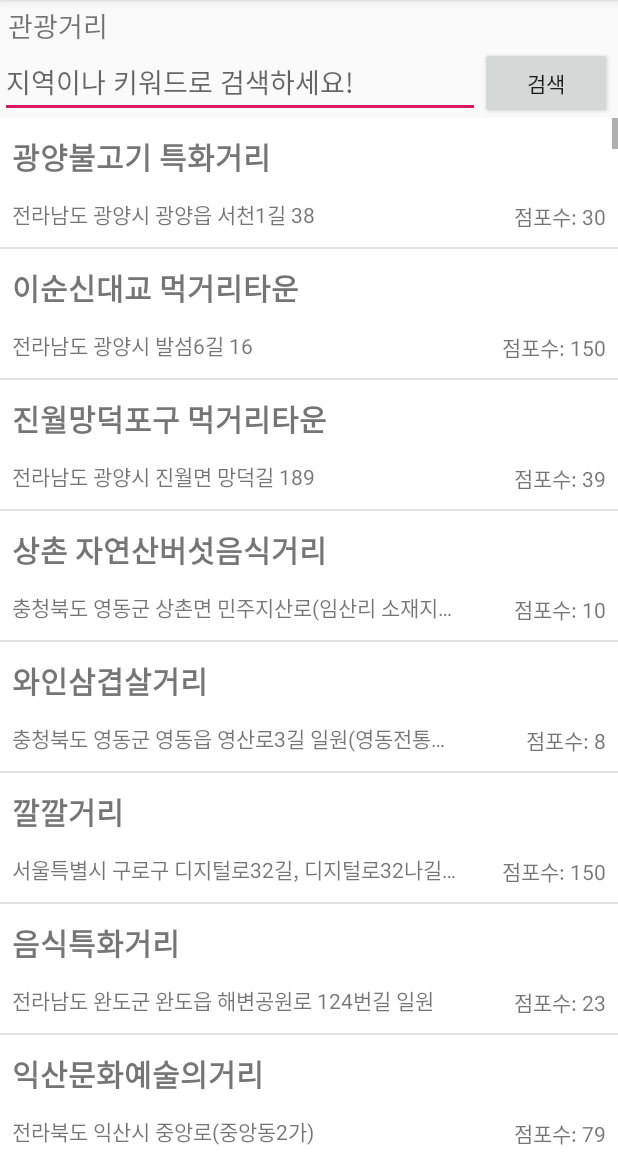
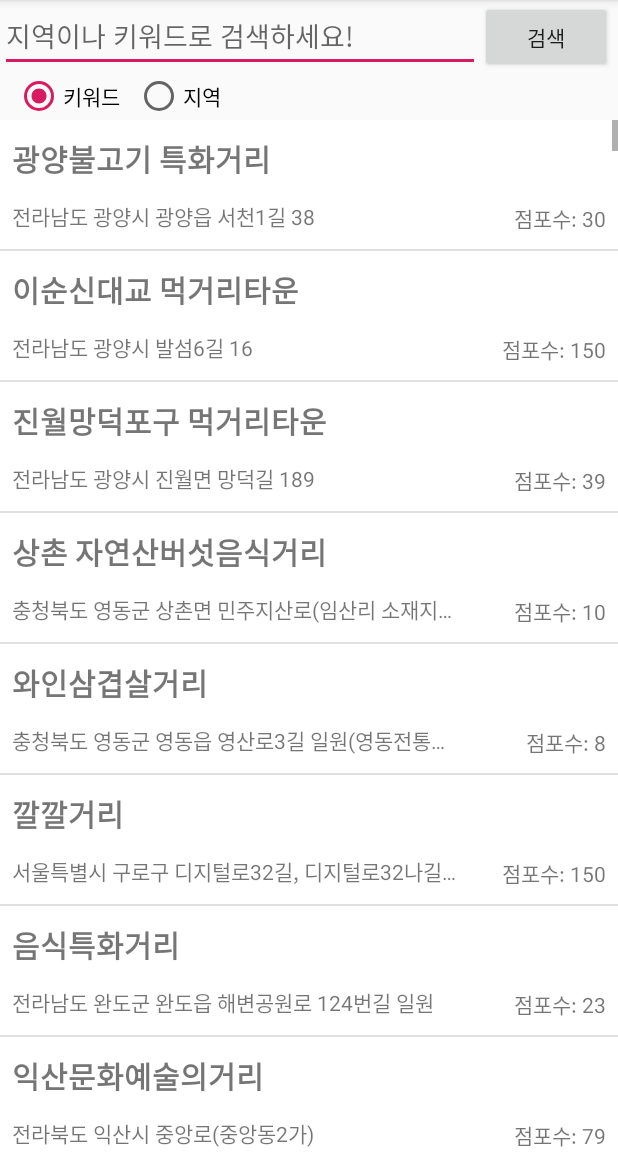
Before and after one commit to yejineer/Study, an Android app: the screen it shows after launch (MainActivity), after a tap on "검색", on a phone screen of 412 x 824 dp, the part 84-1236 px from its top. Run offline under Robolectric (Android 15) with nearby library versions, the phone set to English and light mode, and no system bars.

Commit message:
final_project: Create radiobutton in activity_main.xml and Enable searching street by keyword or area

```diff
--- a/final_project/app/src/main/java/ddwu/mobile/final_project/ma02_20170964/MainActivity.java
+++ b/final_project/app/src/main/java/ddwu/mobile/final_project/ma02_20170964/MainActivity.java
@@ -11,6 +11,8 @@ import android.view.View;
 import android.widget.AdapterView;
 import android.widget.EditText;
 import android.widget.ListView;
+import android.widget.RadioButton;
+import android.widget.RadioGroup;
 import android.widget.Toast;
 
 import java.io.BufferedReader;
@@ -31,6 +33,8 @@ public class MainActivity extends AppCompatActivity {
 
     StreetDBHelper helper;
     Cursor cursor;
+
+    RadioButton radioButton;
 
     @Override
     protected void onCreate(Bundle savedInstanceState) {
@@ -67,14 +71,32 @@ public class MainActivity extends AppCompatActivity {
 //                startActivity(intent);
             }
         });
+
+        RadioGroup radioGroup = (RadioGroup)findViewById(R.id.radioGroup);
+        radioButton = (RadioButton)findViewById(R.id.radio_keyword);
+
+        radioGroup.setOnCheckedChangeListener(new RadioGroup.OnCheckedChangeListener() {
+            @Override
+            public void onCheckedChanged(RadioGroup group, int checkedId) {
+                switch (checkedId){
+                    case R.id.radio_keyword:
+                        radioButton = (RadioButton)findViewById(R.id.radio_keyword);
+                        break;
+                    case R.id.radio_area:
+                        radioButton = (RadioButton)findViewById(R.id.radio_area);
+                        break;
+                }
+            }
+        });
+
     }
 
     public void onClick(View v) {
         switch (v.getId()) {
             case R.id.btnSearch:
-                String search_keyword = etTarget.getText().toString().trim();
-                Toast.makeText(this, "clicked!" + search_keyword, Toast.LENGTH_SHORT).show();
-                searchStreets(search_keyword);
+                String input = etTarget.getText().toString().trim();
+                Toast.makeText(this, "clicked!" + input, Toast.LENGTH_SHORT).show();
+                searchStreets(input, radioButton);
                 break;
         }
     }
@@ -99,12 +121,18 @@ public class MainActivity extends AppCompatActivity {
         if (cursor != null) cursor.close();
     }
 
-    private void searchStreets(String keyword) {
+    private void searchStreets(String keyword, RadioButton radioButton) {
 //        DB에서 데이터를 읽어와 Adapter에 설정
         SQLiteDatabase db = helper.getReadableDatabase();
-        Log.d(TAG, "readAllStreet들어옴. query 실행 전");
-        cursor = db.rawQuery("select * from " + StreetDBHelper.TABLE_NAME + " where " + StreetDBHelper.COL_NAME +
-                                " LIKE '%" + keyword + "%'", null);
+
+        if (radioButton.getId() == R.id.radio_keyword) {
+            cursor = db.rawQuery("select * from " + StreetDBHelper.TABLE_NAME +
+                    " where " + StreetDBHelper.COL_NAME + " like '%" + keyword + "%'", null);
+        } else if (radioButton.getId() == R.id.radio_area) {
+            cursor = db.rawQuery("select * from " + StreetDBHelper.TABLE_NAME +
+                    " where " + StreetDBHelper.COL_ADDR + " like '%" + keyword + "%'", null);
+        }
+
         Log.d(TAG, "select * from " + StreetDBHelper.TABLE_NAME + " where " + StreetDBHelper.COL_NAME +
                 " LIKE '%" + keyword + "%';");
         resultList.clear();
--- a/final_project/app/src/main/res/layout/activity_main.xml
+++ b/final_project/app/src/main/res/layout/activity_main.xml
@@ -3,15 +3,6 @@
     android:layout_width="match_parent"
     android:layout_height="match_parent"
     android:orientation="vertical">
-
-    <TextView
-        android:id="@+id/tvTourStreet"
-        android:layout_width="match_parent"
-        android:layout_height="wrap_content"
-        android:paddingLeft="5dp"
-        android:paddingTop="3dp"
-        android:text="@string/tv_title"
-        android:textSize="18sp" />
 
     <LinearLayout
         android:layout_width="wrap_content"
@@ -37,6 +28,36 @@
 
     </LinearLayout>
 
+    <RelativeLayout
+        android:layout_width="match_parent"
+        android:layout_height="wrap_content">
+
+        <RadioGroup
+            android:id="@+id/radioGroup"
+            android:layout_width="match_parent"
+            android:layout_height="wrap_content"
+            android:orientation="horizontal">
+
+            <RadioButton
+                android:id="@+id/radio_keyword"
+                android:layout_width="wrap_content"
+                android:layout_height="wrap_content"
+                android:layout_marginLeft="10dp"
+                android:checked="true"
+                android:text="키워드" />
+
+            <RadioButton
+                android:id="@+id/radio_area"
+                android:layout_width="wrap_content"
+                android:layout_height="wrap_content"
+                android:layout_marginLeft="10dp"
+                android:layout_toRightOf="@id/radio_keyword"
+                android:checked="false"
+                android:text="지역" />
+        </RadioGroup>
+
+    </RelativeLayout>
+
     <ListView
         android:id="@+id/lvList"
         android:layout_width="match_parent"
```
